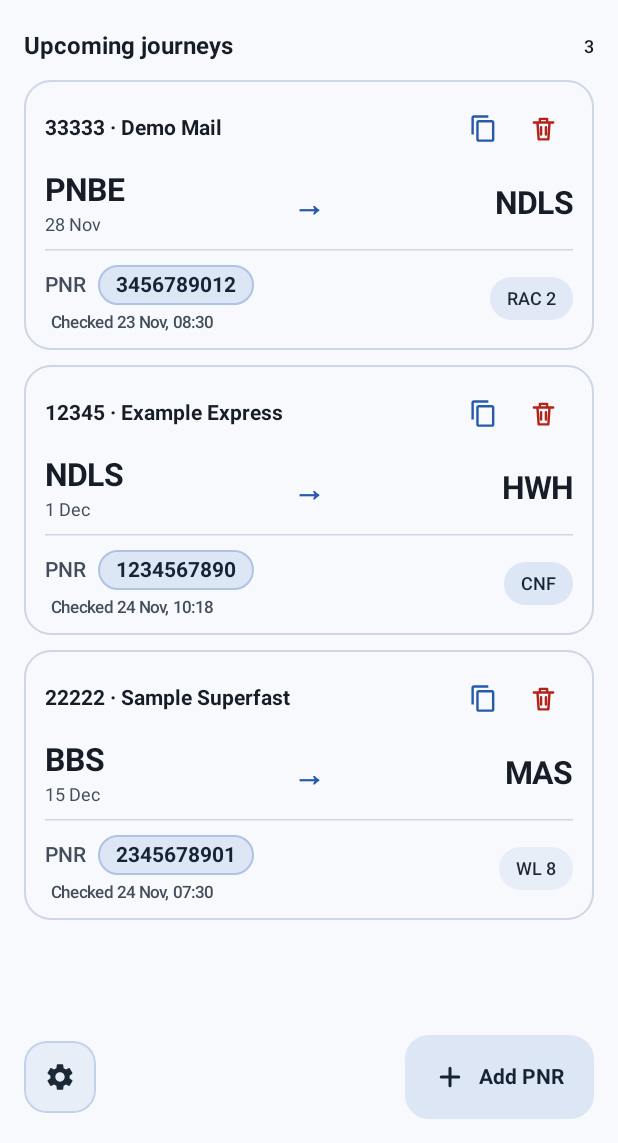
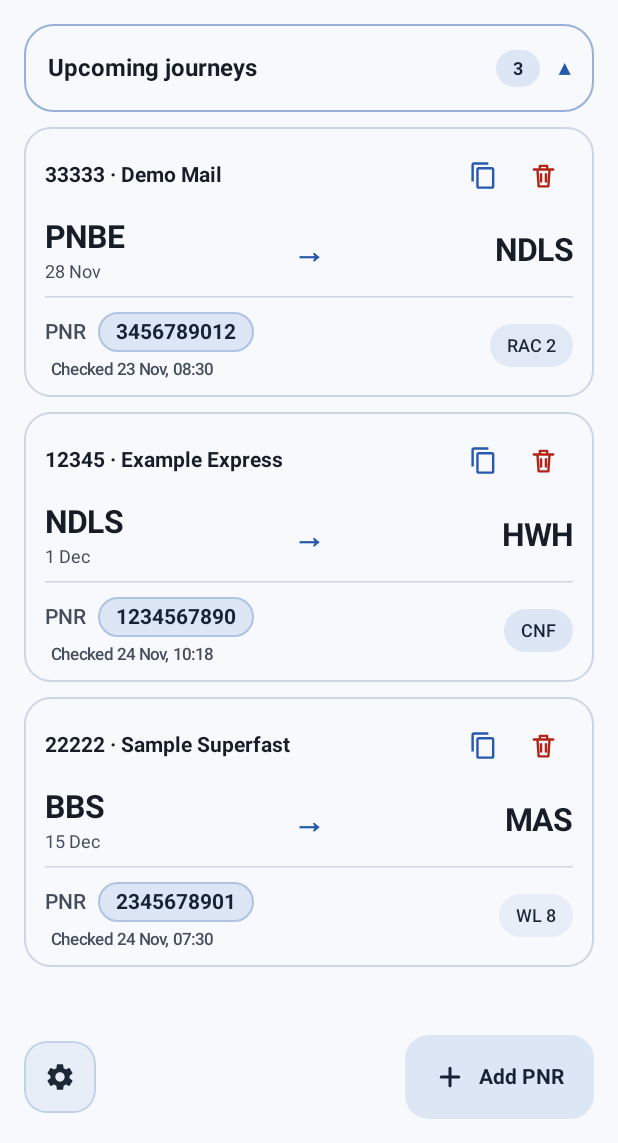
Before and after one commit to ridamranjan/pnrenq, an Android app built with Jetpack Compose: the @Preview function HomeScreenPreview, on a phone screen of 412 x 824 dp, the part 93-1236 px from its top. Run offline under Robolectric (Android 15) with nearby library versions, the phone set to English and light mode, and no system bars.

Commit message:
Collapse and expand option for saved PNR

```diff
--- a/app/src/main/java/com/first/pnrenq/ui/home/HomeScreen.kt
+++ b/app/src/main/java/com/first/pnrenq/ui/home/HomeScreen.kt
@@ -107,7 +107,6 @@ private val pastOrder =
 /* =========================================================
    HOME SCREEN
 ========================================================= */
-
 @Composable
 fun HomeScreen(
     pnrs: List<PnrInfo>,
@@ -131,6 +130,16 @@ fun HomeScreen(
 
     var pnrToDelete by rememberSaveable {
         mutableStateOf<String?>(null)
+    }
+
+    // Both journey sections are expanded by default.
+
+    var upcomingExpanded by rememberSaveable {
+        mutableStateOf(true)
+    }
+
+    var pastExpanded by rememberSaveable {
+        mutableStateOf(true)
     }
 
     LaunchedEffect(homeMessage) {
@@ -176,35 +185,55 @@ fun HomeScreen(
 
             when {
 
+                /* =====================================
+                   INITIAL LOADING
+                ===================================== */
+
                 isLoading && pnrs.isEmpty() -> {
                     Box(
                         modifier = Modifier
                             .fillMaxSize()
                             .padding(padding),
-                        contentAlignment = Alignment.Center
+
+                        contentAlignment =
+                            Alignment.Center
                     ) {
                         CircularProgressIndicator()
                     }
                 }
 
+                /* =====================================
+                   ERROR STATE
+                ===================================== */
+
                 loadError != null && pnrs.isEmpty() -> {
                     HomeErrorState(
                         message = loadError,
                         onRetry = onRetry,
+
                         modifier = Modifier
                             .fillMaxSize()
                             .padding(padding)
                     )
                 }
 
+                /* =====================================
+                   EMPTY STATE
+                ===================================== */
+
                 pnrs.isEmpty() -> {
                     HomeEmptyState(
                         onAddClick = onAddClick,
+
                         modifier = Modifier
                             .fillMaxSize()
                             .padding(padding)
                     )
                 }
+
+                /* =====================================
+                   SAVED JOURNEYS
+                ===================================== */
 
                 else -> {
                     LazyColumn(
@@ -223,6 +252,10 @@ fun HomeScreen(
                             Arrangement.spacedBy(10.dp)
                     ) {
 
+                        /* =============================
+                           UPCOMING JOURNEYS
+                        ============================= */
+
                         if (upcoming.isNotEmpty()) {
 
                             item(
@@ -230,12 +263,23 @@ fun HomeScreen(
                             ) {
                                 SectionHeading(
                                     title = "Upcoming journeys",
-                                    count = upcoming.size
+
+                                    count = upcoming.size,
+
+                                    expanded = upcomingExpanded,
+
+                                    onToggle = {
+                                        upcomingExpanded =
+                                            !upcomingExpanded
+                                    }
                                 )
                             }
 
+                            if (upcomingExpanded) {
+
                                 items(
                                     items = upcoming,
+
                                     key = {
                                         it.pnrNumber
                                     }
@@ -260,24 +304,43 @@ fun HomeScreen(
                                     )
                                 }
                             }
+                        }
+
+                        /* =============================
+                           PAST JOURNEYS
+                        ============================= */
 
                         if (past.isNotEmpty()) {
 
                             item(
                                 key = "past_title"
                             ) {
+
+                                if (upcoming.isNotEmpty()) {
                                     Spacer(
                                         Modifier.height(8.dp)
                                     )
+                                }
 
                                 SectionHeading(
                                     title = "Past journeys",
-                                    count = past.size
+
+                                    count = past.size,
+
+                                    expanded = pastExpanded,
+
+                                    onToggle = {
+                                        pastExpanded =
+                                            !pastExpanded
+                                    }
                                 )
                             }
 
+                            if (pastExpanded) {
+
                                 items(
                                     items = past,
+
                                     key = {
                                         it.pnrNumber
                                     }
@@ -306,13 +369,11 @@ fun HomeScreen(
                     }
                 }
             }
+        }
 
-        /* =================================================
-           BOTTOM BUTTONS
-
-           Settings: bottom-left, 48dp.
-           Add PNR: bottom-right, single gradient surface.
-        ================================================= */
+        /* =============================================
+           FIXED BOTTOM BUTTONS
+        ============================================= */
 
         Row(
             modifier = Modifier
@@ -325,7 +386,8 @@ fun HomeScreen(
                     bottom = 16.dp
                 ),
 
-            verticalAlignment = Alignment.CenterVertically
+            verticalAlignment =
+                Alignment.CenterVertically
         ) {
 
             HomeSettingsButton(
@@ -345,9 +407,9 @@ fun HomeScreen(
         }
     }
 
-    /* =====================================================
+    /* =================================================
        DELETE CONFIRMATION
-    ===================================================== */
+    ================================================= */
 
     pnrToDelete?.let { selectedPnr ->
 
@@ -362,12 +424,14 @@ fun HomeScreen(
             },
 
             title = {
-                Text("Remove saved PNR?")
+                Text(
+                    text = "Remove saved PNR?"
+                )
             },
 
             text = {
                 Text(
-                    "PNR $selectedPnr and its saved journey " +
+                    text = "PNR $selectedPnr and its saved journey " +
                             "details will be removed from this device."
                 )
             },
@@ -396,7 +460,9 @@ fun HomeScreen(
                         pnrToDelete = null
                     }
                 ) {
-                    Text("Cancel")
+                    Text(
+                        text = "Cancel"
+                    )
                 }
             }
         )
@@ -610,47 +676,134 @@ private fun HomeAddPnrButton(
 /* =========================================================
    SECTION HEADING
 ========================================================= */
-
 @Composable
 private fun SectionHeading(
     title: String,
-    count: Int
+    count: Int,
+    expanded: Boolean,
+    onToggle: () -> Unit
 ) {
-
     val scheme = MaterialTheme.colorScheme
 
+    Card(
+        modifier = Modifier.fillMaxWidth(),
+
+        shape = RoundedCornerShape(20.dp),
+
+        colors = CardDefaults.cardColors(
+            containerColor = scheme.surfaceContainerLow,
+            contentColor = scheme.onSurface
+        ),
+
+        border = BorderStroke(
+            width = 1.dp,
+
+            color = if (expanded) {
+                scheme.primary.copy(alpha = 0.45f)
+            } else {
+                scheme.outlineVariant
+            }
+        )
+    ) {
         Row(
             modifier = Modifier
                 .fillMaxWidth()
+                .clickable(
+                    role = Role.Button,
+                    onClickLabel = if (expanded) {
+                        "Collapse $title"
+                    } else {
+                        "Expand $title"
+                    },
+                    onClick = onToggle
+                )
                 .padding(
-                top = 5.dp,
-                bottom = 3.dp
+                    horizontal = 16.dp,
+                    vertical = 14.dp
                 ),
 
+            verticalAlignment =
+                Alignment.CenterVertically,
+
             horizontalArrangement =
-            Arrangement.SpaceBetween,
+                Arrangement.spacedBy(12.dp)
+        ) {
 
-        verticalAlignment =
-            Alignment.CenterVertically
-    ) {
+            /* =====================================
+               SECTION TITLE
+            ===================================== */
 
             Text(
                 text = title,
+
+                modifier = Modifier.weight(1f),
+
                 style =
                     MaterialTheme.typography.titleMedium,
+
                 fontWeight = FontWeight.Bold,
-            color = scheme.onBackground
+
+                color = scheme.onSurface
             )
 
+            /* =====================================
+               JOURNEY COUNT BUBBLE
+            ===================================== */
+
+            Surface(
+                shape = RoundedCornerShape(50),
+
+                color = scheme.primaryContainer,
+
+                contentColor =
+                    scheme.onPrimaryContainer,
+
+                tonalElevation = 0.dp,
+
+                shadowElevation = 0.dp
+            ) {
                 Text(
                     text = count.toString(),
+
+                    modifier = Modifier.padding(
+                        horizontal = 11.dp,
+                        vertical = 5.dp
+                    ),
+
                     style =
                         MaterialTheme.typography.labelMedium,
-            color = scheme.onBackground
+
+                    fontWeight = FontWeight.Bold,
+
+                    color = scheme.onPrimaryContainer,
+
+                    maxLines = 1
+                )
+            }
+
+            /* =====================================
+               EXPAND / COLLAPSE ARROW
+
+               Same symbols as Settings dropdown.
+            ===================================== */
+
+            Text(
+                text = if (expanded) {
+                    "▴"
+                } else {
+                    "▾"
+                },
+
+                style =
+                    MaterialTheme.typography.headlineSmall,
+
+                color = scheme.primary,
+
+                fontWeight = FontWeight.SemiBold
             )
         }
     }
-
+}
 /* =========================================================
    SAVED PNR CARD — UNCHANGED SOLID BACKGROUND
 ========================================================= */
```
Lines whose indentation alone changed are shown as unchanged.
